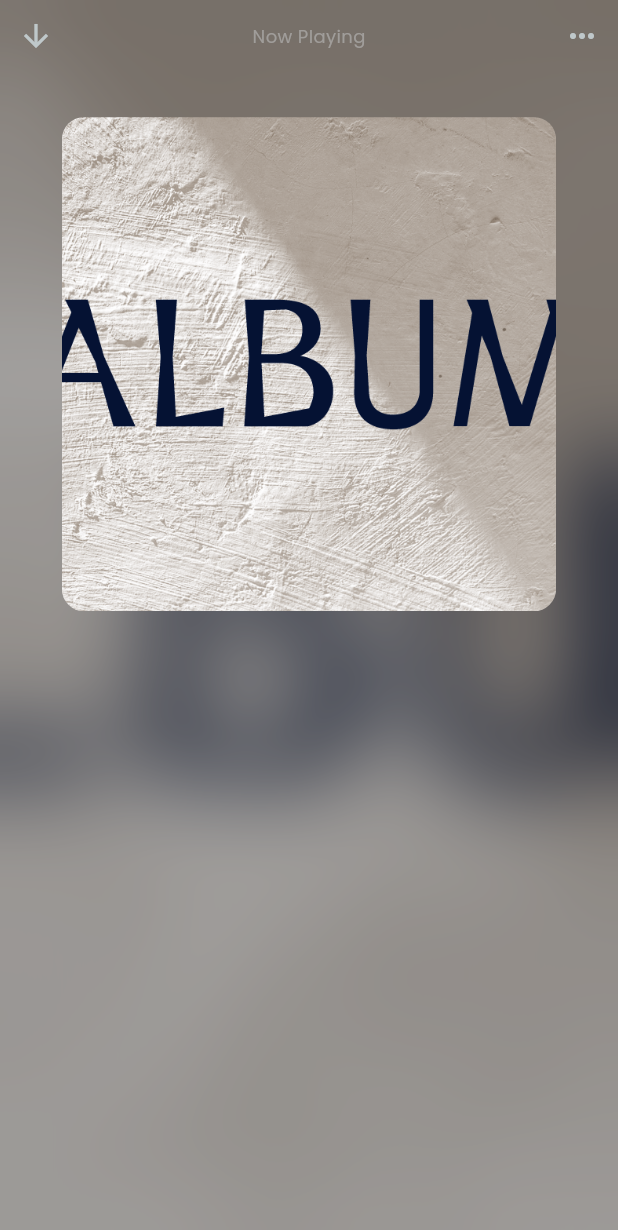
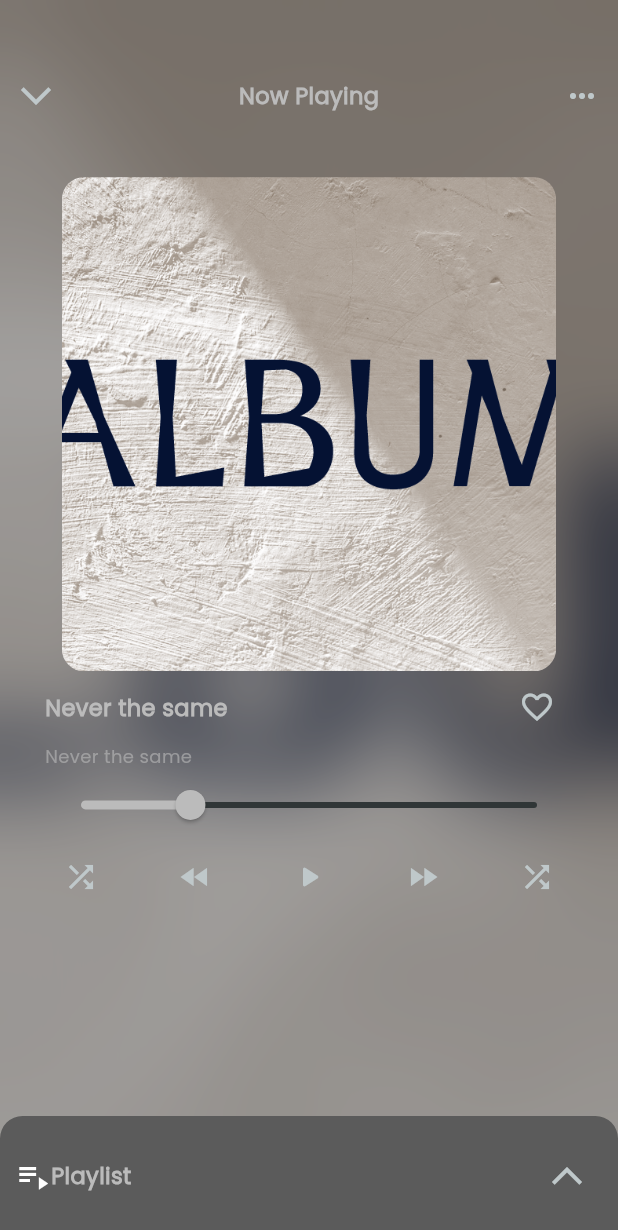
Before and after one commit to janWICKEDpro/muzik_player, a Flutter app: the PlaySongScreen screen opened by its route, on a phone screen of 412 x 824 dp. Shown: the top 1230 px of the screen. Run offline on Flutter 3.47's test engine with Material 3 defaults, Android fonts, the phone set to English and light mode, and no system bars; our stand-ins replace gap, go_router.

Commit message:
now playing song screen done

```diff
--- a/lib/screens/play_song_screen/play_song_screen.dart
+++ b/lib/screens/play_song_screen/play_song_screen.dart
@@ -1,7 +1,10 @@
+import 'dart:math';
 import 'dart:ui';
 
 import 'package:flutter/material.dart';
 import 'package:gap/gap.dart';
+import 'package:go_router/go_router.dart';
+import 'package:muzik_player/themes/colors.dart';
 import 'package:muzik_player/themes/text_theme.dart';
 
 class PlaySongScreen extends StatefulWidget {
@@ -15,6 +18,34 @@ class _PlaySongScreenState extends State<PlaySongScreen> {
   @override
   Widget build(BuildContext context) {
     return Scaffold(
+      floatingActionButtonLocation: FloatingActionButtonLocation.centerDocked,
+      floatingActionButton: Container(
+        height: 80,
+        padding: EdgeInsets.all(10),
+        decoration: const BoxDecoration(
+            color: AppColors.primaryGrey,
+            borderRadius: BorderRadius.vertical(
+              top: Radius.circular(15),
+            )),
+        child: Row(
+          mainAxisAlignment: MainAxisAlignment.spaceBetween,
+          children: [
+            Row(
+              children: [
+                Icon(Icons.playlist_play),
+                Text(
+                  'Playlist',
+                  style: MuzikPlayerTextTheme.songNameStyle,
+                ),
+              ],
+            ),
+            IconButton(
+                onPressed: () {},
+                icon: Transform.rotate(
+                    angle: -pi / 2, child: Icon(Icons.arrow_forward_ios)))
+          ],
+        ),
+      ),
       body: Container(
         child: Stack(
           alignment: Alignment.center,
@@ -36,20 +67,28 @@ class _PlaySongScreenState extends State<PlaySongScreen> {
             Column(
               mainAxisAlignment: MainAxisAlignment.start,
               children: [
+                Gap(40),
                 Row(
                   mainAxisAlignment: MainAxisAlignment.spaceBetween,
                   children: [
                     IconButton(
-                        onPressed: () {}, icon: Icon(Icons.arrow_downward)),
+                        onPressed: () {
+                          context.pop();
+                        },
+                        icon: Transform.rotate(
+                            angle: pi / 2,
+                            child: Icon(Icons.arrow_forward_ios))),
                     Text(
                       'Now Playing',
-                      style: MuzikPlayerTextTheme.authorNameStyle,
+                      style: MuzikPlayerTextTheme.songNameStyle,
                     ),
                     IconButton(onPressed: () {}, icon: Icon(Icons.more_horiz)),
                   ],
                 ),
                 Gap(30),
-                Container(
+                Hero(
+                  tag: '12',
+                  child: Container(
                     height: MediaQuery.of(context).size.height * 0.4,
                     width: MediaQuery.of(context).size.width * 0.8,
                     decoration: BoxDecoration(
@@ -57,6 +96,56 @@ class _PlaySongScreenState extends State<PlaySongScreen> {
                         image: DecorationImage(
                             fit: BoxFit.cover,
                             image: AssetImage('assets/images/album.png'))),
+                  ),
+                ),
+                Padding(
+                  padding: const EdgeInsets.symmetric(horizontal: 30.0),
+                  child: Column(
+                    crossAxisAlignment: CrossAxisAlignment.start,
+                    children: [
+                      Row(
+                        mainAxisAlignment: MainAxisAlignment.spaceBetween,
+                        children: [
+                          Text(
+                            'Never the same',
+                            style: MuzikPlayerTextTheme.songNameStyle,
+                          ),
+                          IconButton(
+                              onPressed: () {},
+                              icon: Icon(Icons.favorite_outline))
+                        ],
+                      ),
+                      Text(
+                        'Never the same',
+                        style: MuzikPlayerTextTheme.authorNameStyle,
+                      ),
+                      Container(
+                        width: 1000,
+                        child: Slider(
+                            activeColor: AppColors.primaryWhitishGrey,
+                            min: 0,
+                            max: 100,
+                            value: 24,
+                            onChanged: (value) {}),
+                      ),
+                      Row(
+                        mainAxisAlignment: MainAxisAlignment.spaceBetween,
+                        children: [
+                          IconButton(
+                              onPressed: () {}, icon: Icon(Icons.shuffle)),
+                          IconButton(
+                              onPressed: () {}, icon: Icon(Icons.fast_rewind)),
+                          IconButton(
+                              onPressed: () {},
+                              icon: Icon(Icons.play_arrow_rounded)),
+                          IconButton(
+                              onPressed: () {}, icon: Icon(Icons.fast_forward)),
+                          IconButton(
+                              onPressed: () {}, icon: Icon(Icons.shuffle))
+                        ],
+                      )
+                    ],
+                  ),
                 )
               ],
             )
--- a/lib/widgets/appbar.dart
+++ b/lib/widgets/appbar.dart
@@ -50,7 +50,9 @@ class _AppTabBarState extends State<AppTabBar> with TickerProviderStateMixin {
                   crossAxisAlignment: CrossAxisAlignment.center,
                   mainAxisAlignment: MainAxisAlignment.start,
                   children: [
-                    Container(
+                    Hero(
+                      tag: '12',
+                      child: Container(
                         height: 50,
                         width: 50,
                         decoration: BoxDecoration(
@@ -58,6 +60,7 @@ class _AppTabBarState extends State<AppTabBar> with TickerProviderStateMixin {
                             image: DecorationImage(
                                 fit: BoxFit.cover,
                                 image: AssetImage('assets/images/album.png'))),
+                      ),
                     ),
                     Column(
                       crossAxisAlignment: CrossAxisAlignment.start,
```
Lines whose indentation alone changed are shown as unchanged.
